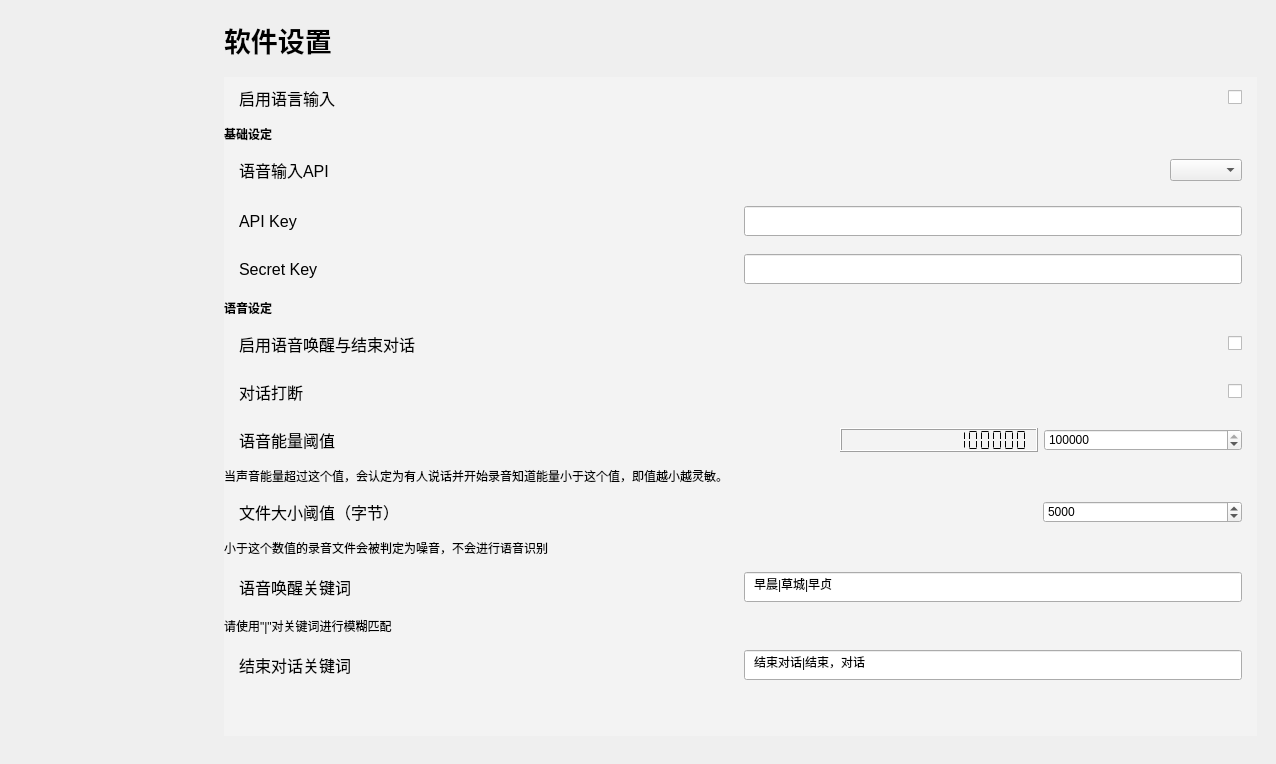
Zao-chen/ZcChat, file mainwindow.ui: the form before one commit.
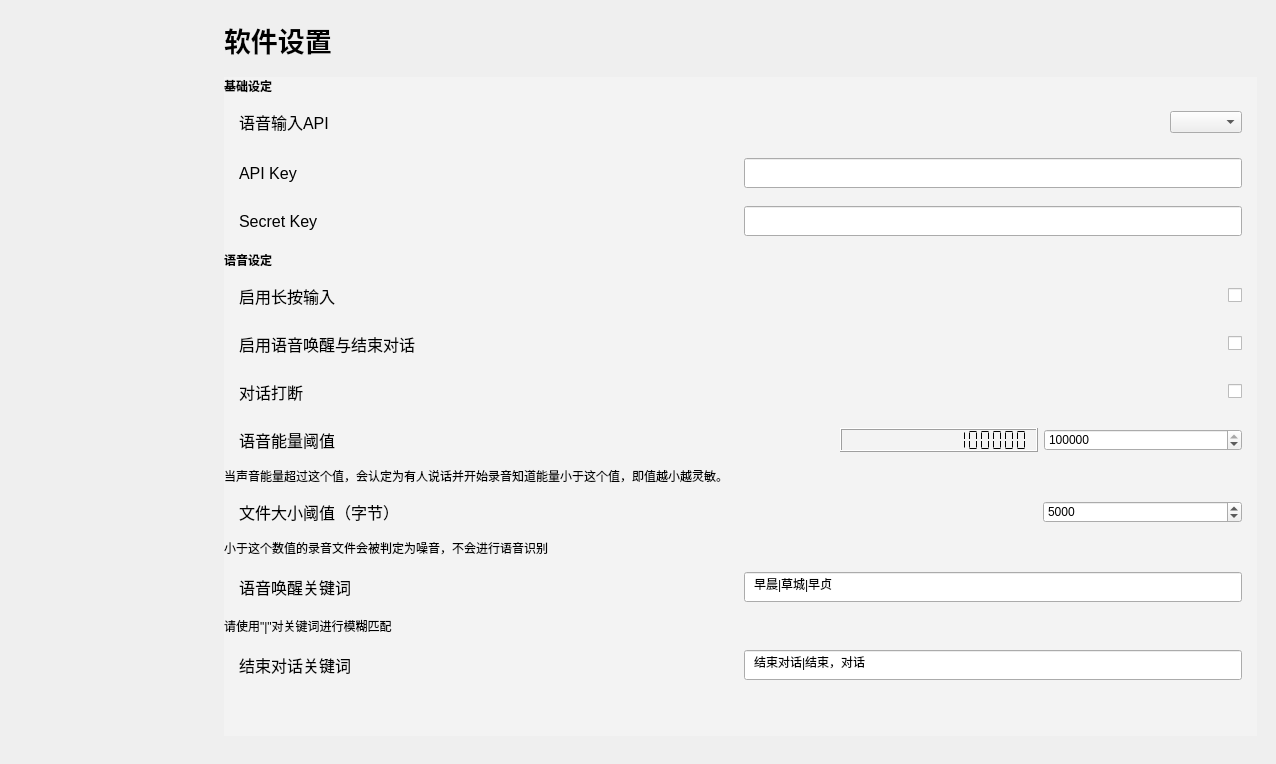
The form after the commit. The open tabs and pages were chosen to show the change. Custom widgets are drawn as their Qt base class.

Commit message: [test] 菜单逻辑更改

Diff of the .ui file:
```diff
--- a/mainwindow.ui
+++ b/mainwindow.ui
@@ -1373,40 +1373,6 @@
                <property name="bottomMargin">
                 <number>0</number>
                </property>
-               <item>
-                <widget class="ElaScrollPageArea" name="widget_29" native="true">
-                 <layout class="QHBoxLayout" name="horizontalLayout_30" stretch="1,0">
-                  <property name="leftMargin">
-                   <number>15</number>
-                  </property>
-                  <property name="rightMargin">
-                   <number>15</number>
-                  </property>
-                  <item>
-                   <widget class="ElaText" name="label_40">
-                    <property name="font">
-                     <font>
-                      <pointsize>12</pointsize>
-                     </font>
-                    </property>
-                    <property name="text">
-                     <string>启用语言输入</string>
-                    </property>
-                   </widget>
-                  </item>
-                  <item>
-                   <widget class="ElaCheckBox" name="checkBox_speechInput_enable">
-                    <property name="enabled">
-                     <bool>true</bool>
-                    </property>
-                    <property name="text">
-                     <string/>
-                    </property>
-                   </widget>
-                  </item>
-                 </layout>
-                </widget>
-               </item>
                <item>
                 <widget class="QLabel" name="label_42">
                  <property name="font">
@@ -1636,6 +1602,40 @@
                  </property>
                 </widget>
                </item>
+               <item>
+                <widget class="ElaScrollPageArea" name="widget_29" native="true">
+                 <layout class="QHBoxLayout" name="horizontalLayout_30" stretch="1,0">
+                  <property name="leftMargin">
+                   <number>15</number>
+                  </property>
+                  <property name="rightMargin">
+                   <number>15</number>
+                  </property>
+                  <item>
+                   <widget class="ElaText" name="label_40">
+                    <property name="font">
+                     <font>
+                      <pointsize>12</pointsize>
+                     </font>
+                    </property>
+                    <property name="text">
+                     <string>启用长按输入</string>
+                    </property>
+                   </widget>
+                  </item>
+                  <item>
+                   <widget class="ElaCheckBox" name="checkBox_speechInput_enable">
+                    <property name="enabled">
+                     <bool>true</bool>
+                    </property>
+                    <property name="text">
+                     <string/>
+                    </property>
+                   </widget>
+                  </item>
+                 </layout>
+                </widget>
+               </item>
                <item>
                 <widget class="ElaScrollPageArea" name="widget_33" native="true">
                  <layout class="QHBoxLayout" name="horizontalLayout_34" stretch="1,0">
```
Left out of the diff: 14 changed lines with no effect on the pictures.
